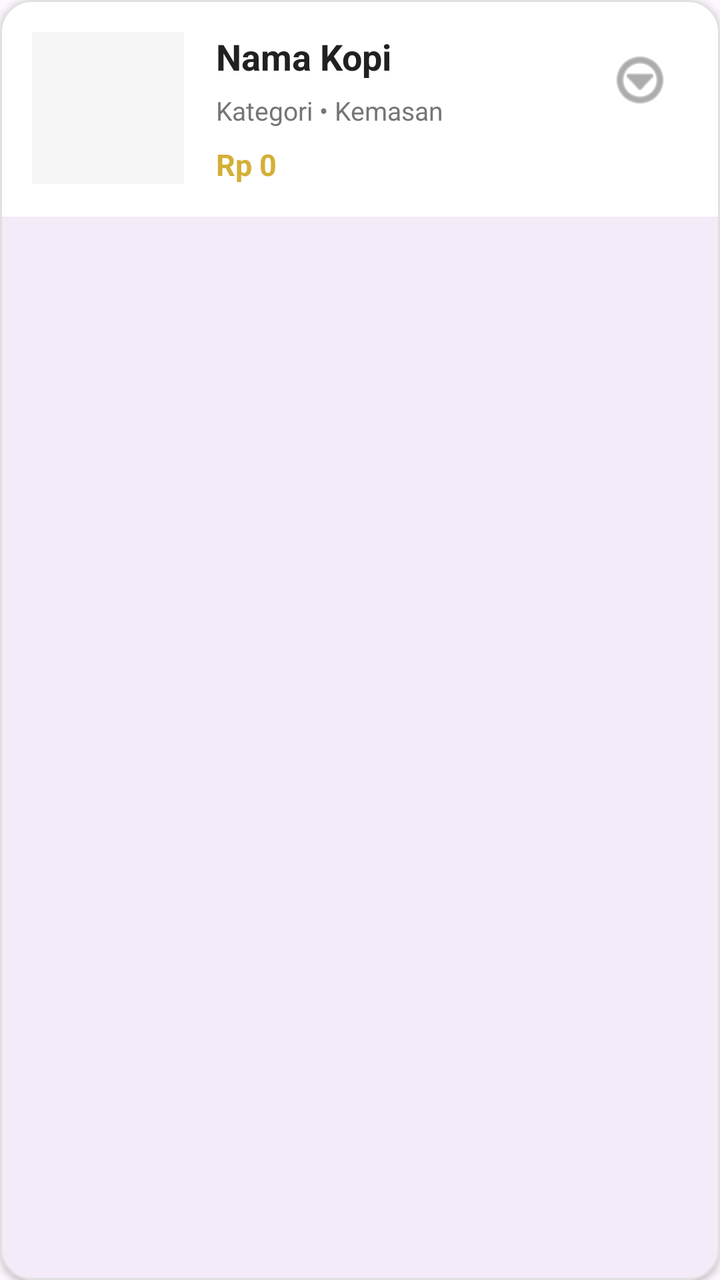
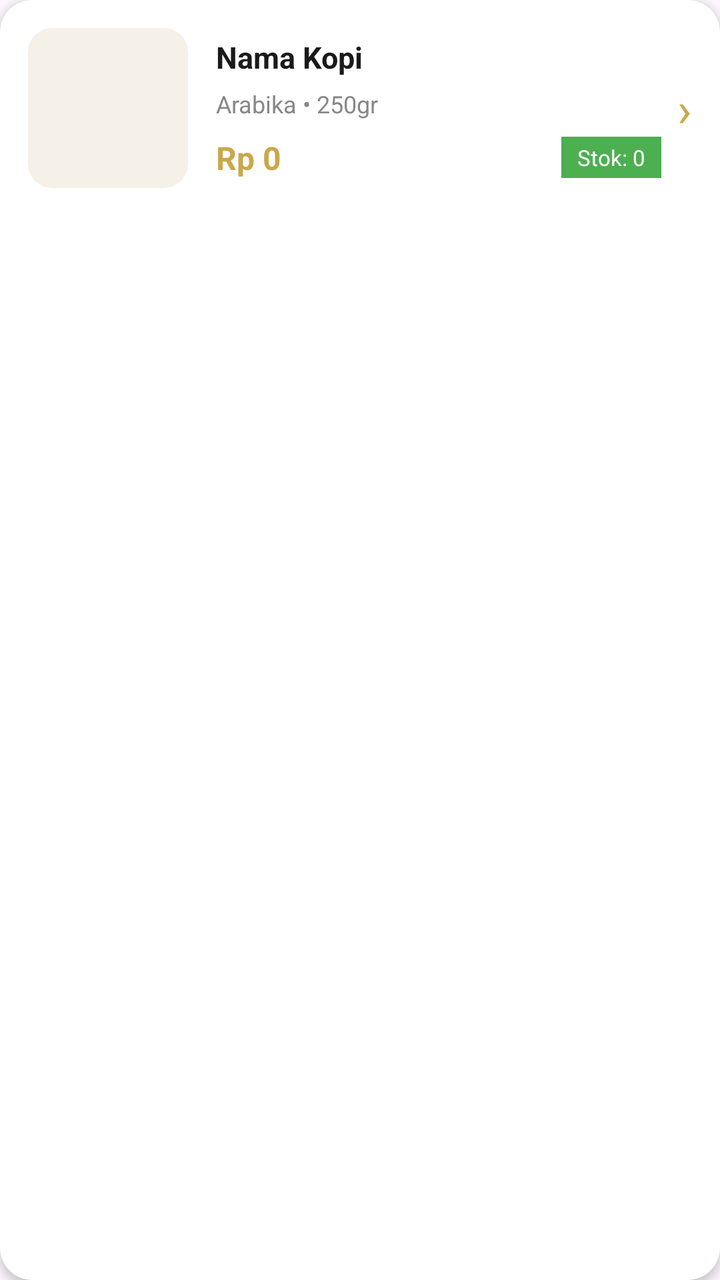

Screens rendered from an Android XML layout before and after an edit, with the pre-edit source and the edit as a unified diff.
<!-- AndroidManifest.xml: application theme Theme.VybrasiApp -->
<!-- res/layout/item_kopi.xml -->
<?xml version="1.0" encoding="utf-8"?>
<com.google.android.material.card.MaterialCardView
    xmlns:android="http://schemas.android.com/apk/res/android"
    xmlns:app="http://schemas.android.com/apk/res-auto"
    android:layout_width="match_parent"
    android:layout_height="wrap_content"
    android:layout_marginHorizontal="12dp"
    android:layout_marginVertical="8dp"
    app:cardCornerRadius="16dp"
    app:cardElevation="2dp"
    app:strokeWidth="1dp"
    app:strokeColor="#E0E0E0">

    <LinearLayout
        android:layout_width="match_parent"
        android:layout_height="wrap_content"
        android:orientation="horizontal"
        android:padding="16dp"
        android:gravity="top"
        android:background="@android:color/white">

        <com.google.android.material.imageview.ShapeableImageView
            android:id="@+id/ivItemFoto"
            android:layout_width="76dp"
            android:layout_height="76dp"
            android:scaleType="centerCrop"
            android:background="#F5F5F5" />

        <LinearLayout
            android:layout_width="0dp"
            android:layout_height="wrap_content"
            android:layout_weight="1"
            android:orientation="vertical"
            android:layout_marginStart="16dp">

            <TextView
                android:id="@+id/tvItemNama"
                android:layout_width="wrap_content"
                android:layout_height="wrap_content"
                android:text="Nama Kopi"
                android:textSize="18sp"
                android:textStyle="bold"
                android:textColor="#212121" />

            <TextView
                android:id="@+id/tvItemKategoriKemasan"
                android:layout_width="wrap_content"
                android:layout_height="wrap_content"
                android:text="Kategori • Kemasan"
                android:textSize="13sp"
                android:textColor="#757575"
                android:layout_marginTop="6dp" />

            <TextView
                android:id="@+id/tvItemHarga"
                android:layout_width="wrap_content"
                android:layout_height="wrap_content"
                android:text="Rp 0"
                android:textSize="15sp"
                android:textStyle="bold"
                android:textColor="#D4AF37"
                android:layout_marginTop="8dp"/>
        </LinearLayout>

        <ImageButton
            android:id="@+id/btnItemHapus"
            android:layout_width="48dp"
            android:layout_height="48dp"
            android:src="@android:drawable/ic_menu_more"
            android:background="?attr/selectableItemBackgroundBorderless"
            android:contentDescription="Opsi Produk"
            app:tint="#757575" />

    </LinearLayout>
</com.google.android.material.card.MaterialCardView>
<!-- resources referenced by this layout -->
<resources>
  <style name="Theme.VybrasiApp" parent="Base.Theme.VybrasiApp" />
  <style name="Base.Theme.VybrasiApp" parent="Theme.Material3.DayNight.NoActionBar">
      </style>
</resources>

<!-- the commit's change to res/layout/item_kopi.xml (unified diff, before → after) -->
@@ -4,72 +4,106 @@
     xmlns:app="http://schemas.android.com/apk/res-auto"
     android:layout_width="match_parent"
     android:layout_height="wrap_content"
-    android:layout_marginHorizontal="12dp"
+    android:layout_marginHorizontal="16dp"
     android:layout_marginVertical="8dp"
     app:cardCornerRadius="16dp"
-    app:cardElevation="2dp"
-    app:strokeWidth="1dp"
-    app:strokeColor="#E0E0E0">
+    app:cardElevation="3dp"
+    app:cardBackgroundColor="#FFFFFF"
+    app:strokeWidth="0dp">
 
     <LinearLayout
         android:layout_width="match_parent"
         android:layout_height="wrap_content"
         android:orientation="horizontal"
-        android:padding="16dp"
-        android:gravity="top"
-        android:background="@android:color/white">
+        android:padding="14dp"
+        android:gravity="center_vertical">
 
+        
         <com.google.android.material.imageview.ShapeableImageView
             android:id="@+id/ivItemFoto"
-            android:layout_width="76dp"
-            android:layout_height="76dp"
+            android:layout_width="80dp"
+            android:layout_height="80dp"
             android:scaleType="centerCrop"
-            android:background="#F5F5F5" />
+            android:background="#F5F0E8"
+            app:shapeAppearanceOverlay="@style/RoundedCorner12"/>
 
+        
         <LinearLayout
             android:layout_width="0dp"
             android:layout_height="wrap_content"
             android:layout_weight="1"
             android:orientation="vertical"
-            android:layout_marginStart="16dp">
+            android:layout_marginStart="14dp">
 
+            
             <TextView
                 android:id="@+id/tvItemNama"
                 android:layout_width="wrap_content"
                 android:layout_height="wrap_content"
                 android:text="Nama Kopi"
-                android:textSize="18sp"
+                android:textSize="15sp"
                 android:textStyle="bold"
-                android:textColor="#212121" />
+                android:textColor="#1A1A1A"
+                android:maxLines="2"
+                android:ellipsize="end"/>
 
-            <TextView
-                android:id="@+id/tvItemKategoriKemasan"
+            
+            <LinearLayout
                 android:layout_width="wrap_content"
                 android:layout_height="wrap_content"
-                android:text="Kategori • Kemasan"
-                android:textSize="13sp"
-                android:textColor="#757575"
-                android:layout_marginTop="6dp" />
+                android:orientation="horizontal"
+                android:gravity="center_vertical"
+                android:layout_marginTop="5dp">
 
-            <TextView
-                android:id="@+id/tvItemHarga"
-                android:layout_width="wrap_content"
+                <TextView
+                    android:id="@+id/tvItemKategoriKemasan"
+                    android:layout_width="wrap_content"
+                    android:layout_height="wrap_content"
+                    android:text="Arabika • 250gr"
+                    android:textSize="12sp"
+                    android:textColor="#888888"/>
+            </LinearLayout>
+
+            
+            <LinearLayout
+                android:layout_width="match_parent"
                 android:layout_height="wrap_content"
-                android:text="Rp 0"
-                android:textSize="15sp"
-                android:textStyle="bold"
-                android:textColor="#D4AF37"
-                android:layout_marginTop="8dp"/>
+                android:orientation="horizontal"
+                android:gravity="center_vertical"
+                android:layout_marginTop="8dp">
+
+                <TextView
+                    android:id="@+id/tvItemHarga"
+                    android:layout_width="0dp"
+                    android:layout_height="wrap_content"
+                    android:layout_weight="1"
+                    android:text="Rp 0"
+                    android:textSize="16sp"
+                    android:textStyle="bold"
+                    android:textColor="#C9A84C"/>
+
+                
+                <TextView
+                    android:id="@+id/tvItemStok"
+                    android:layout_width="wrap_content"
+                    android:layout_height="wrap_content"
+                    android:text="Stok: 0"
+                    android:textSize="11sp"
+                    android:textColor="#FFFFFF"
+                    android:background="#4CAF50"
+                    android:paddingHorizontal="8dp"
+                    android:paddingVertical="3dp"/>
+            </LinearLayout>
         </LinearLayout>
 
-        <ImageButton
-            android:id="@+id/btnItemHapus"
-            android:layout_width="48dp"
-            android:layout_height="48dp"
-            android:src="@android:drawable/ic_menu_more"
-            android:background="?attr/selectableItemBackgroundBorderless"
-            android:contentDescription="Opsi Produk"
-            app:tint="#757575" />
+        
+        <TextView
+            android:layout_width="wrap_content"
+            android:layout_height="wrap_content"
+            android:text="›"
+            android:textColor="#C9A84C"
+            android:textSize="24sp"
+            android:layout_marginStart="8dp"/>
 
     </LinearLayout>
 </com.google.android.material.card.MaterialCardView>
<!-- resource entries referenced after the edit -->
@@ -1,5 +1,9 @@
 <!-- resources referenced by this layout -->
 <resources>
+  <style name="RoundedCorner12">
+          <item name="cornerFamily">rounded</item>
+          <item name="cornerSize">12dp</item>
+      </style>
   <style name="Theme.VybrasiApp" parent="Base.Theme.VybrasiApp" />
   <style name="Base.Theme.VybrasiApp" parent="Theme.Material3.DayNight.NoActionBar">
       </style>
